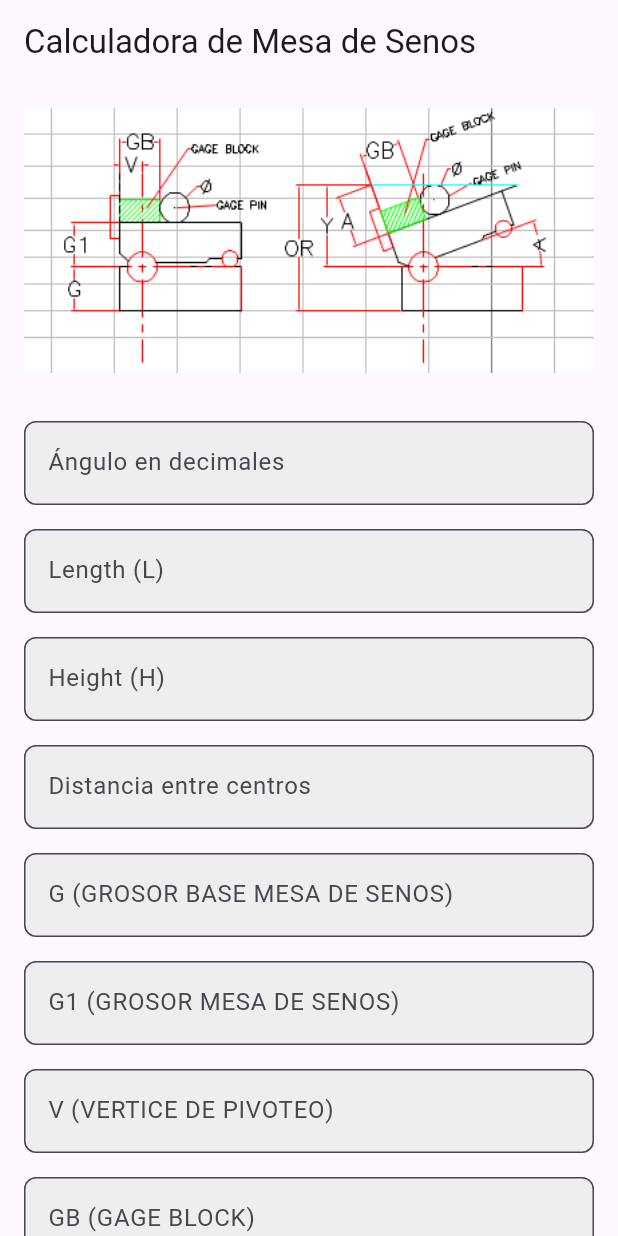
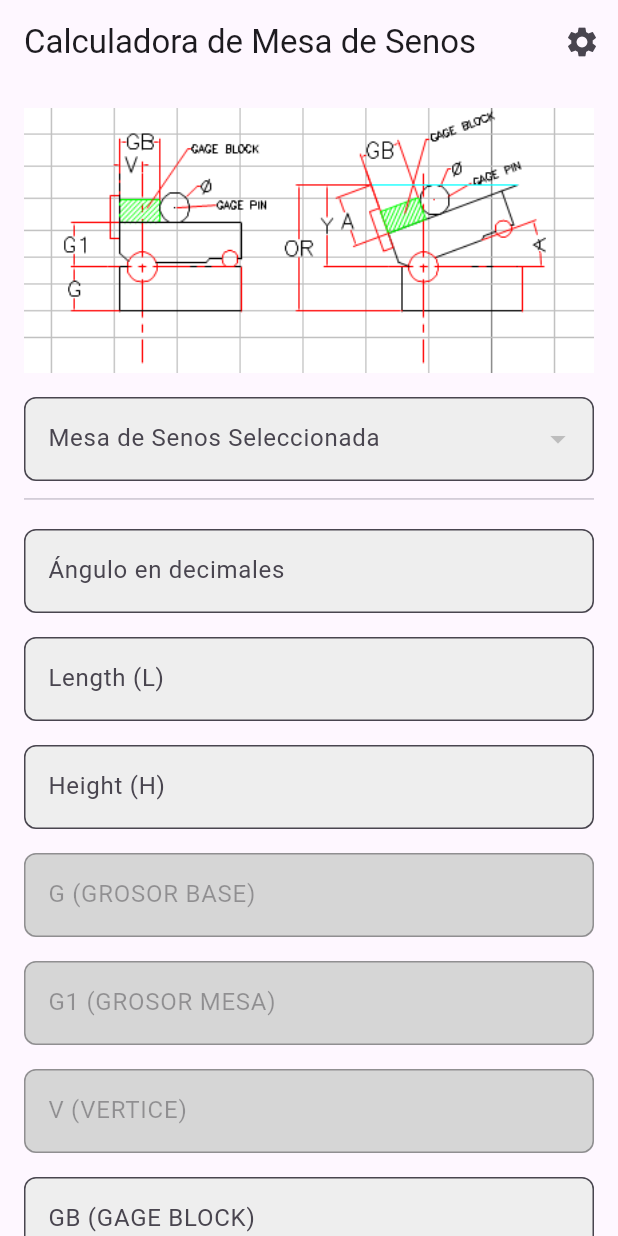
Before and after one commit to fvillasenor1997/mesadesenos, a Flutter app: the screen it shows after launch, on a phone screen of 412 x 824 dp. Run offline on Flutter 3.47's test engine with Material 3 defaults, Android fonts, the light colour scheme and no system bars; our stand-ins replace sqflite; accounts and stored records are empty.

Commit message:
Update main.dart

```diff
--- a/lib/main.dart
+++ b/lib/main.dart
@@ -1,8 +1,92 @@
 import 'package:flutter/material.dart';
+import 'package:sqflite/sqflite.dart';
+import 'package:path/path.dart' as p;
 import 'dart:math';
+
+// --- Modelo de Datos para la Mesa de Senos ---
+class MesaDeSenos {
+  int? id;
+  String nombre;
+  double g;
+  double g1;
+  double v;
+
+  MesaDeSenos({
+    this.id,
+    required this.nombre,
+    required this.g,
+    required this.g1,
+    required this.v,
+  });
+
+  Map<String, dynamic> toMap() => {
+        'id': id,
+        'nombre': nombre,
+        'g': g,
+        'g1': g1,
+        'v': v,
+      };
+
+  factory MesaDeSenos.fromMap(Map<String, dynamic> map) => MesaDeSenos(
+        id: map['id'],
+        nombre: map['nombre'],
+        g: map['g'],
+        g1: map['g1'],
+        v: map['v'],
+      );
+}
+
+// --- Gestor de la Base de Datos SQLite (Singleton) ---
+class DatabaseHelper {
+  static final DatabaseHelper _instance = DatabaseHelper._internal();
+  factory DatabaseHelper() => _instance;
+  DatabaseHelper._internal();
+
+  static Database? _database;
+
+  Future<Database> get database async {
+    if (_database != null) return _database!;
+    _database = await _initDB();
+    return _database!;
+  }
+
+  Future<Database> _initDB() async {
+    String dbPath = await getDatabasesPath();
+    String path = p.join(dbPath, 'mesas_v2.db');
+    return await openDatabase(path, version: 1, onCreate: (db, version) async {
+      await db.execute('''
+          CREATE TABLE mesas (
+            id INTEGER PRIMARY KEY AUTOINCREMENT,
+            nombre TEXT NOT NULL UNIQUE,
+            g REAL NOT NULL,
+            g1 REAL NOT NULL,
+            v REAL NOT NULL
+          )
+        ''');
+    });
+  }
+
+  Future<int> insertMesa(MesaDeSenos mesa) async {
+    final db = await database;
+    return await db.insert('mesas', mesa.toMap(), conflictAlgorithm: ConflictAlgorithm.replace);
+  }
+
+  Future<List<MesaDeSenos>> getMesas() async {
+    final db = await database;
+    final List<Map<String, dynamic>> maps = await db.query('mesas');
+    return List.generate(maps.length, (i) => MesaDeSenos.fromMap(maps[i]));
+  }
+
+  Future<int> deleteMesa(int id) async {
+    final db = await database;
+    return await db.delete('mesas', where: 'id = ?', whereArgs: [id]);
+  }
+}
 
 // --- Punto de entrada de la aplicación ---
 void main() {
+  // Asegura que los bindings de Flutter estén inicializados antes de usar plugins.
+  WidgetsFlutterBinding.ensureInitialized();
   runApp(const MyApp());
 }
 
@@ -22,6 +106,10 @@ class MyApp extends StatelessWidget {
           filled: true,
           fillColor: Colors.grey[200],
         ),
+        cardTheme: CardTheme(
+          elevation: 4,
+          shape: RoundedRectangleBorder(borderRadius: BorderRadius.circular(12)),
+        ),
       ),
       debugShowCheckedModeBanner: false,
       home: const SineBarCalculatorScreen(),
@@ -29,7 +117,7 @@ class MyApp extends StatelessWidget {
   }
 }
 
-// --- Pantalla Principal de la Calculadora (Stateful) ---
+// --- Pantalla Principal de la Calculadora ---
 class SineBarCalculatorScreen extends StatefulWidget {
   const SineBarCalculatorScreen({super.key});
 
@@ -38,51 +126,42 @@ class SineBarCalculatorScreen extends StatefulWidget {
 }
 
 class _SineBarCalculatorScreenState extends State<SineBarCalculatorScreen> {
-  // --- Controladores para los campos de texto ---
-  final angleController = TextEditingController();
-  final lengthController = TextEditingController(); // L
-  final heightController = TextEditingController(); // H
-  final distanceController = TextEditingController(); // Mesa de senos
-  final gController = TextEditingController();
-  final g1Controller = TextEditingController();
-  final vController = TextEditingController();
-  final gbController = TextEditingController();
-  final gagePinController = TextEditingController();
+  late Future<List<MesaDeSenos>> _loadMesasFuture;
+  final dbHelper = DatabaseHelper();
 
-  // --- Claves Globales para obtener la posición de los widgets ---
-  final Map<String, GlobalKey> _fieldKeys = {
-    'G': GlobalKey(),
-    'G1': GlobalKey(),
-    'V': GlobalKey(),
-    'GB': GlobalKey(),
-    'Angle': GlobalKey(),
-    'GagePin': GlobalKey(),
+  // Controladores y estado de la UI
+  final controllers = {
+    'Angle': TextEditingController(), 'L': TextEditingController(), 'H': TextEditingController(),
+    'Distancia': TextEditingController(), 'G': TextEditingController(), 'G1': TextEditingController(),
+    'V': TextEditingController(), 'GB': TextEditingController(), 'GagePin': TextEditingController(),
   };
 
-  String? _activeFieldKey; // Almacena la clave del campo activo
-
-  // --- Coordenadas de destino en la imagen (ajustar si es necesario) ---
-  final Map<String, Offset> _targetPoints = {
-    'G': const Offset(190, 240),
-    'G1': const Offset(190, 180),
-    'V': const Offset(230, 150),
-    'GB': const Offset(310, 150),
-    'Angle': const Offset(340, 215),
-    'GagePin': const Offset(280, 150),
+  final Map<String, GlobalKey> _fieldKeys = {
+    'G': GlobalKey(), 'G1': GlobalKey(), 'V': GlobalKey(), 'GB': GlobalKey(),
+    'Angle': GlobalKey(), 'GagePin': GlobalKey(),
   };
 
-  // --- Nodos de Foco para detectar la selección ---
   final Map<String, FocusNode> _focusNodes = {};
+  String? _activeFieldKey;
 
-  // --- Variables para los resultados ---
-  double resultA = 0.0, resultF = 0.0, resultB = 0.0, planerGageStackAB = 0.0;
-  double resultZ = 0.0, resultY = 0.0, distanciaTotalOR = 0.0;
+  // --- CAMBIO: Se definen rectángulos para resaltar en lugar de puntos de destino ---
+  final Map<String, Rect> _highlightRects = {
+    'G': Rect.fromCenter(center: const Offset(190, 240), width: 30, height: 30),
+    'G1': Rect.fromCenter(center: const Offset(190, 180), width: 35, height: 30),
+    'V': Rect.fromCenter(center: const Offset(230, 150), width: 30, height: 30),
+    'GB': Rect.fromCenter(center: const Offset(310, 150), width: 40, height: 30),
+    'Angle': Rect.fromCenter(center: const Offset(340, 215), width: 30, height: 30),
+    'GagePin': Rect.fromCenter(center: const Offset(280, 150), width: 30, height: 30),
+  };
+
+  MesaDeSenos? _selectedMesa;
+  Map<String, double> results = {};
 
   @override
   void initState() {
     super.initState();
-    // Inicializar FocusNodes y añadir listeners
-    _fieldKeys.forEach((key, value) {
+    _loadMesasFuture = dbHelper.getMesas();
+    _fieldKeys.forEach((key, _) {
       _focusNodes[key] = FocusNode()
         ..addListener(() {
           setState(() {
@@ -93,113 +172,158 @@ class _SineBarCalculatorScreenState extends State<SineBarCalculatorScreen> {
   }
 
   void _performCalculations() {
-    // Convertir texto a double, con 0.0 como valor por defecto
-    final angleDeg = double.tryParse(angleController.text) ?? 0.0;
-    final length = double.tryParse(lengthController.text) ?? 0.0;
-    final height = double.tryParse(heightController.text) ?? 0.0;
-    final g = double.tryParse(gController.text) ?? 0.0;
-    final g1 = double.tryParse(g1Controller.text) ?? 0.0;
-    final v = double.tryParse(vController.text) ?? 0.0;
-    final gb = double.tryParse(gbController.text) ?? 0.0;
-    final gagePin = double.tryParse(gagePinController.text) ?? 0.0;
+    double getValue(String key) => double.tryParse(controllers[key]!.text) ?? 0.0;
 
-    // --- CONVERSIÓN CRÍTICA: Grados a Radianes ---
+    final angleDeg = getValue('Angle');
+    final length = getValue('L');
+    final height = getValue('H');
+    final g = getValue('G');
+    final g1 = getValue('G1');
+    final v = getValue('V');
+    final gb = getValue('GB');
+    final gagePin = getValue('GagePin');
+
     final angleRad = angleDeg * (pi / 180.0);
     final angle45Rad = 45 * (pi / 180.0);
 
-    setState(() {
-      // Fórmulas de la parte superior
-      resultA = (sin(angleRad) * length) + (cos(angleRad) * height);
-      resultF = ((cos(angle45Rad - angleRad) * sin(angle45Rad)) + 0.5);
-      resultB = resultF * gagePin;
-      planerGageStackAB = resultA - resultB;
+    final resultA = (sin(angleRad) * length) + (cos(angleRad) * height);
+    final resultF = ((cos(angle45Rad - angleRad) * sin(angle45Rad)) + 0.5);
+    final resultB = resultF * gagePin;
+    final planerGageStackAB = resultA - resultB;
 
-      // Fórmulas de la parte inferior
     final denominatorZ = sin(angleRad) + cos(angleRad) - 1;
-      resultZ = (denominatorZ != 0)
+    final resultZ = (denominatorZ != 0)
         ? (tan(angleRad) * gb) + (gagePin * sin(angleRad)) / denominatorZ
         : double.infinity;
 
-      resultY = (resultZ * cos(angleRad)) + (g1 * cos(angleRad)) - (v * cos(angleRad));
-      distanciaTotalOR = g + resultY;
+    final resultY = (resultZ * cos(angleRad)) + (g1 * cos(angleRad)) - (v * cos(angleRad));
+    final distanciaTotalOR = g + resultY;
+
+    setState(() {
+      results = {
+        'A': resultA, 'F': resultF, 'B': resultB, 'Z': resultZ, 'Y': resultY,
+        'PlanerGageStack': planerGageStackAB, 'DistanciaTotal': distanciaTotalOR,
+      };
     });
   }
 
   @override
   Widget build(BuildContext context) {
     return Scaffold(
-      appBar: AppBar(title: const Text('Calculadora de Mesa de Senos')),
-      body: Stack(
+      appBar: AppBar(
+        title: const Text('Calculadora de Mesa de Senos'),
+        actions: [
+          IconButton(
+            icon: const Icon(Icons.settings),
+            tooltip: 'Gestionar Mesas',
+            onPressed: () async {
+              await _showManageMesasDialog();
+              setState(() {
+                _loadMesasFuture = dbHelper.getMesas();
+              });
+            },
+          ),
+        ],
+      ),
+      body: FutureBuilder<List<MesaDeSenos>>(
+        future: _loadMesasFuture,
+        builder: (context, snapshot) {
+          if (snapshot.connectionState == ConnectionState.waiting) {
+            return const Center(child: CircularProgressIndicator());
+          }
+          if (snapshot.hasError) {
+            return Center(child: Text("Error al cargar la base de datos: ${snapshot.error}"));
+          }
+
+          final mesas = snapshot.data ?? [];
+          if (mesas.isNotEmpty && _selectedMesa == null) {
+            _selectedMesa = mesas.first;
+            _updateControllersFromMesa(_selectedMesa!);
+          }
+
+          return Stack(
             children: [
               SingleChildScrollView(
                 padding: const EdgeInsets.all(16.0),
                 child: Column(
                   crossAxisAlignment: CrossAxisAlignment.stretch,
                   children: [
-                // Imagen como guía
                     Image.asset('assets/diagrama_completo.png'),
-                const SizedBox(height: 24),
-
-                // Campos de texto con claves
-                _buildTextField('Ángulo en decimales', angleController, 'Angle'),
-                _buildTextField('Length (L)', lengthController),
-                _buildTextField('Height (H)', heightController),
-                _buildTextField('Distancia entre centros', distanceController),
-                _buildTextField('G (GROSOR BASE MESA DE SENOS)', gController, 'G'),
-                _buildTextField('G1 (GROSOR MESA DE SENOS)', g1Controller, 'G1'),
-                _buildTextField('V (VERTICE DE PIVOTEO)', vController, 'V'),
-                _buildTextField('GB (GAGE BLOCK)', gbController, 'GB'),
-                _buildTextField('Ø (DIAMETRO DE GAGE PIN)', gagePinController, 'GagePin'),
-
+                    const SizedBox(height: 16),
+                    _buildMesaSelector(mesas),
+                    const Divider(height: 24),
+                    _buildTextField('Ángulo en decimales', 'Angle'),
+                    _buildTextField('Length (L)', 'L'),
+                    _buildTextField('Height (H)', 'H'),
+                    _buildTextField('G (GROSOR BASE)', 'G', isEnabled: false),
+                    _buildTextField('G1 (GROSOR MESA)', 'G1', isEnabled: false),
+                    _buildTextField('V (VERTICE)', 'V', isEnabled: false),
+                    _buildTextField('GB (GAGE BLOCK)', 'GB'),
+                    _buildTextField('Ø (DIAMETRO GAGE PIN)', 'GagePin'),
                     const SizedBox(height: 24),
                     ElevatedButton(
                       onPressed: () {
-                    FocusScope.of(context).unfocus(); // Ocultar teclado
+                        FocusScope.of(context).unfocus();
                         _performCalculations();
                       },
-                  style: ElevatedButton.styleFrom(
-                    padding: const EdgeInsets.symmetric(vertical: 16),
-                    textStyle: const TextStyle(fontSize: 18),
-                  ),
-                  child: const Text('Calcular'),
+                      style: ElevatedButton.styleFrom(padding: const EdgeInsets.symmetric(vertical: 16)),
+                      child: const Text('Calcular', style: TextStyle(fontSize: 18)),
                     ),
                     const SizedBox(height: 24),
-                _buildResultsCard(), // Widget para mostrar resultados
+                    _buildResultsCard(),
                   ],
                 ),
               ),
-          // --- Capa para dibujar la flecha ---
+              // --- CAMBIO: Se usa el nuevo HighlightPainter en lugar de ArrowPainter ---
               CustomPaint(
-            painter: ArrowPainter(
-              activeFieldKey: _activeFieldKey,
-              fieldKeys: _fieldKeys,
-              targetPoints: _targetPoints,
-            ),
+                painter: HighlightPainter(_activeFieldKey, _highlightRects),
                 child: Container(),
               ),
             ],
+          );
+        },
       ),
     );
   }
 
-  // Widget para construir un campo de texto con su clave y nodo de foco
-  Widget _buildTextField(String label, TextEditingController controller, [String? key]) {
+  // --- Widgets Auxiliares ---
+  Widget _buildMesaSelector(List<MesaDeSenos> mesas) {
+    return DropdownButtonFormField<MesaDeSenos>(
+      value: _selectedMesa,
+      decoration: const InputDecoration(labelText: 'Mesa de Senos Seleccionada'),
+      items: mesas.map((mesa) => DropdownMenuItem(value: mesa, child: Text(mesa.nombre))).toList(),
+      onChanged: (mesa) {
+        if (mesa == null) return;
+        setState(() {
+          _selectedMesa = mesa;
+          _updateControllersFromMesa(mesa);
+        });
+      },
+    );
+  }
+
+  void _updateControllersFromMesa(MesaDeSenos mesa) {
+      controllers['G']!.text = mesa.g.toString();
+      controllers['G1']!.text = mesa.g1.toString();
+      controllers['V']!.text = mesa.v.toString();
+  }
+
+  Widget _buildTextField(String label, String key, {bool isEnabled = true}) {
     return Padding(
-      key: key != null ? _fieldKeys[key] : null,
+      key: _fieldKeys[key],
       padding: const EdgeInsets.symmetric(vertical: 8.0),
       child: TextField(
-        controller: controller,
-        focusNode: key != null ? _focusNodes[key] : null,
-        decoration: InputDecoration(labelText: label),
+        controller: controllers[key],
+        focusNode: _focusNodes[key],
+        decoration: InputDecoration(labelText: label, fillColor: isEnabled ? Colors.grey[200] : Colors.grey[350]),
         keyboardType: const TextInputType.numberWithOptions(decimal: true),
+        enabled: isEnabled,
       ),
     );
   }
 
-  // Widget para mostrar los resultados de forma ordenada
   Widget _buildResultsCard() {
     return Card(
-      elevation: 4,
       child: Padding(
         padding: const EdgeInsets.all(16.0),
         child: Column(
@@ -207,114 +331,161 @@ class _SineBarCalculatorScreenState extends State<SineBarCalculatorScreen> {
           children: [
             Text('Resultados', style: Theme.of(context).textTheme.headlineSmall),
             const Divider(height: 20),
-            _buildResultRow('Resultado A', resultA),
-            _buildResultRow('Resultado F', resultF),
-            _buildResultRow('Resultado B', resultB),
-            _buildResultRow('Resultado Z', resultZ),
-            _buildResultRow('Resultado Y', resultY),
+            _buildResultRow('Resultado A', results['A']),
+            _buildResultRow('Resultado Y', results['Y']),
             const Divider(height: 20),
-            _buildHighlightResult('Planer Gage Stack (A-B)', planerGageStackAB),
-            _buildHighlightResult('DISTANCIA TOTAL (OR)', distanciaTotalOR),
+            _buildHighlightResult('Planer Gage Stack', results['PlanerGageStack']),
+            _buildHighlightResult('DISTANCIA TOTAL', results['DistanciaTotal']),
           ],
         ),
       ),
     );
   }
 
-  Widget _buildResultRow(String label, double value) {
+  Widget _buildResultRow(String label, double? value) {
+     final valStr = (value == null || value.isNaN || value.isInfinite) ? 'Error' : value.toStringAsFixed(4);
      return Padding(
        padding: const EdgeInsets.symmetric(vertical: 4.0),
        child: Row(
          mainAxisAlignment: MainAxisAlignment.spaceBetween,
+         children: [ Text(label), Text(valStr, style: const TextStyle(fontWeight: FontWeight.w500)) ],
+       ),
+     );
+  }
+
+  Widget _buildHighlightResult(String label, double? value) {
+    final valStr = (value == null || value.isNaN || value.isInfinite) ? 'Error' : value.toStringAsFixed(4);
+    return Padding(
+      padding: const EdgeInsets.symmetric(vertical: 8.0),
+      child: Row(
+        mainAxisAlignment: MainAxisAlignment.spaceBetween,
         children: [
-          Text(label, style: const TextStyle(fontSize: 16)),
-          Text(
-            value.isNaN || value.isInfinite ? 'Error' : value.toStringAsFixed(4),
-            style: const TextStyle(fontSize: 16, fontWeight: FontWeight.w500),
-          ),
+          Text(label, style: const TextStyle(fontWeight: FontWeight.bold, color: Colors.indigo, fontSize: 16)),
+          Text(valStr, style: const TextStyle(fontWeight: FontWeight.bold, color: Colors.indigo, fontSize: 16)),
         ],
       ),
     );
   }
 
-  Widget _buildHighlightResult(String label, double value) {
-    return Padding(
-      padding: const EdgeInsets.symmetric(vertical: 8.0),
-      child: Row(
-        mainAxisAlignment: MainAxisAlignment.spaceBetween,
-        children: [
-          Text(label, style: const TextStyle(fontSize: 18, fontWeight: FontWeight.bold, color: Colors.indigo)),
-          Text(
-            value.isNaN || value.isInfinite ? 'Error' : value.toStringAsFixed(4),
-            style: const TextStyle(fontSize: 18, fontWeight: FontWeight.bold, color: Colors.indigo),
-          ),
-        ],
-      ),
-    );
+  Future<void> _showManageMesasDialog() async {
+    return showDialog(context: context, builder: (context) => const ManageMesasDialog());
   }
 
   @override
   void dispose() {
-    // Limpiar controladores y nodos de foco
-    angleController.dispose(); lengthController.dispose(); heightController.dispose();
-    distanceController.dispose(); gController.dispose(); g1Controller.dispose();
-    vController.dispose(); gbController.dispose(); gagePinController.dispose();
-    _focusNodes.forEach((key, node) => node.dispose());
+    controllers.forEach((_, controller) => controller.dispose());
+    _focusNodes.forEach((_, node) => node.dispose());
     super.dispose();
   }
 }
 
+// --- Diálogo para Añadir/Eliminar Mesas ---
+class ManageMesasDialog extends StatefulWidget {
+  const ManageMesasDialog({super.key});
+  @override
+  State<ManageMesasDialog> createState() => _ManageMesasDialogState();
+}
 
-// --- Clase para Dibujar la Flecha en el Canvas ---
-class ArrowPainter extends CustomPainter {
+class _ManageMesasDialogState extends State<ManageMesasDialog> {
+  late Future<List<MesaDeSenos>> _mesasFuture;
+  final dbHelper = DatabaseHelper();
+  final nameCtrl = TextEditingController(), gCtrl = TextEditingController(), g1Ctrl = TextEditingController(), vCtrl = TextEditingController();
+
+  @override
+  void initState() {
+    super.initState();
+    _mesasFuture = dbHelper.getMesas();
+  }
+
+  void _addMesa() async {
+    final newMesa = MesaDeSenos(
+      nombre: nameCtrl.text,
+      g: double.tryParse(gCtrl.text) ?? 0.0,
+      g1: double.tryParse(g1Ctrl.text) ?? 0.0,
+      v: double.tryParse(vCtrl.text) ?? 0.0,
+    );
+    if (newMesa.nombre.isNotEmpty) {
+      await dbHelper.insertMesa(newMesa);
+      nameCtrl.clear(); gCtrl.clear(); g1Ctrl.clear(); vCtrl.clear();
+      setState(() { _mesasFuture = dbHelper.getMesas(); });
+    }
+  }
+
+  @override
+  Widget build(BuildContext context) {
+    return AlertDialog(
+      title: const Text('Gestionar Mesas de Senos'),
+      content: SizedBox(
+        width: double.maxFinite,
+        child: Column(
+          mainAxisSize: MainAxisSize.min,
+          children: [
+            TextField(controller: nameCtrl, decoration: const InputDecoration(labelText: 'Nombre')),
+            TextField(controller: gCtrl, decoration: const InputDecoration(labelText: 'G'), keyboardType: TextInputType.number),
+            TextField(controller: g1Ctrl, decoration: const InputDecoration(labelText: 'G1'), keyboardType: TextInputType.number),
+            TextField(controller: vCtrl, decoration: const InputDecoration(labelText: 'V'), keyboardType: TextInputType.number),
+            const SizedBox(height: 8),
+            ElevatedButton(onPressed: _addMesa, child: const Text('Añadir / Actualizar Mesa')),
+            const Divider(),
+            Expanded(child: _buildMesaList()),
+          ],
+        ),
+      ),
+      actions: [ TextButton(onPressed: () => Navigator.of(context).pop(), child: const Text('Cerrar')) ],
+    );
+  }
+
+  Widget _buildMesaList() {
+    return FutureBuilder<List<MesaDeSenos>>(
+      future: _mesasFuture,
+      builder: (context, snapshot) {
+        if (!snapshot.hasData) return const Center(child: CircularProgressIndicator());
+        return ListView(
+          shrinkWrap: true,
+          children: snapshot.data!.map((mesa) => ListTile(
+            title: Text(mesa.nombre),
+            trailing: IconButton(
+              icon: const Icon(Icons.delete, color: Colors.red),
+              onPressed: () async {
+                await dbHelper.deleteMesa(mesa.id!);
+                setState(() { _mesasFuture = dbHelper.getMesas(); });
+              },
+            ),
+          )).toList(),
+        );
+      },
+    );
+  }
+}
+
+// --- CAMBIO: Se reemplaza ArrowPainter por HighlightPainter ---
+class HighlightPainter extends CustomPainter {
   final String? activeFieldKey;
-  final Map<String, GlobalKey> fieldKeys;
-  final Map<String, Offset> targetPoints;
+  final Map<String, Rect> highlightRects;
 
-  ArrowPainter({
-    required this.activeFieldKey,
-    required this.fieldKeys,
-    required this.targetPoints,
-  });
+  HighlightPainter(this.activeFieldKey, this.highlightRects);
 
   @override
   void paint(Canvas canvas, Size size) {
     if (activeFieldKey == null) return;
 
     final paint = Paint()
-      ..color = Colors.red
-      ..strokeWidth = 3.0
-      ..style = PaintingStyle.stroke
-      ..strokeCap = StrokeCap.round;
+      ..color = Colors.red.withOpacity(0.9)
+      ..strokeWidth = 2.5
+      ..style = PaintingStyle.stroke;
 
-    // Obtener la caja de renderizado del campo de texto activo
-    final RenderBox? fieldBox =
-        fieldKeys[activeFieldKey]!.currentContext?.findRenderObject() as RenderBox?;
-
-    if (fieldBox == null) return;
-
-    // Calcular el punto de inicio (desde el borde del campo de texto)
-    final fieldPosition = fieldBox.localToGlobal(Offset.zero);
-    final startPoint = Offset(fieldPosition.dx + fieldBox.size.width / 2, fieldPosition.dy);
-
-    // Obtener el punto de destino
-    final endPoint = targetPoints[activeFieldKey]!;
-
-    // Dibujar la línea
-    canvas.drawLine(startPoint, endPoint, paint);
-
-    // Dibujar la punta de la flecha
-    final path = Path();
-    final angle = atan2(endPoint.dy - startPoint.dy, endPoint.dx - startPoint.dx);
-    path.moveTo(endPoint.dx - 12 * cos(angle - 0.4), endPoint.dy - 12 * sin(angle - 0.4));
-    path.lineTo(endPoint.dx, endPoint.dy);
-    path.lineTo(endPoint.dx - 12 * cos(angle + 0.4), endPoint.dy - 12 * sin(angle + 0.4));
-    canvas.drawPath(path, paint);
+    final rectToDraw = highlightRects[activeFieldKey];
+    if (rectToDraw != null) {
+      // Dibuja un rectángulo redondeado para un look más suave
+      canvas.drawRRect(
+        RRect.fromRectAndRadius(rectToDraw, const Radius.circular(4)),
+        paint,
+      );
+    }
   }
 
   @override
-  bool shouldRepaint(covariant ArrowPainter oldDelegate) {
-    // Redibujar solo si el campo activo ha cambiado
+  bool shouldRepaint(covariant HighlightPainter oldDelegate) {
     return oldDelegate.activeFieldKey != activeFieldKey;
   }
 }
```
Lines whose indentation alone changed are shown as unchanged.
